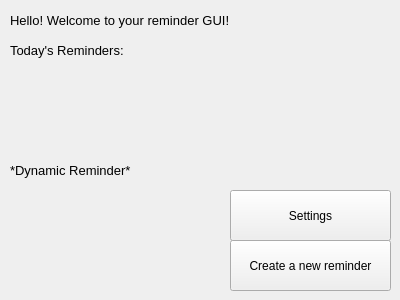
StonyVista/PyRemind, file Qt files/main.ui: the form before one commit.
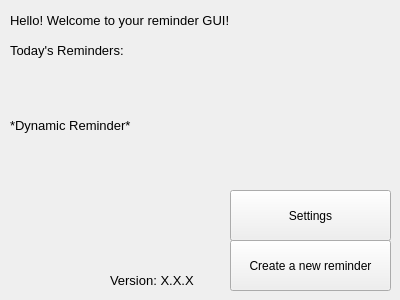
The form after the commit.

The edit to the form file:
```diff
--- a/Qt files/main.ui
+++ b/Qt files/main.ui
@@ -96,8 +96,8 @@
     <rect>
      <x>10</x>
      <y>65</y>
-     <width>211</width>
-     <height>211</height>
+     <width>381</width>
+     <height>121</height>
     </rect>
    </property>
    <property name="font">
@@ -126,6 +126,28 @@
     <string>Settings</string>
    </property>
   </widget>
+  <widget class="QLabel" name="label_todaysreminders_3">
+   <property name="geometry">
+    <rect>
+     <x>110</x>
+     <y>260</y>
+     <width>121</width>
+     <height>41</height>
+    </rect>
+   </property>
+   <property name="font">
+    <font>
+     <family>Segoe UI</family>
+     <pointsize>10</pointsize>
+    </font>
+   </property>
+   <property name="lineWidth">
+    <number>1</number>
+   </property>
+   <property name="text">
+    <string>Version: X.X.X</string>
+   </property>
+  </widget>
  </widget>
  <resources/>
  <connections/>
```
Left out of the diff: 2 changed lines with no effect on the pictures.
